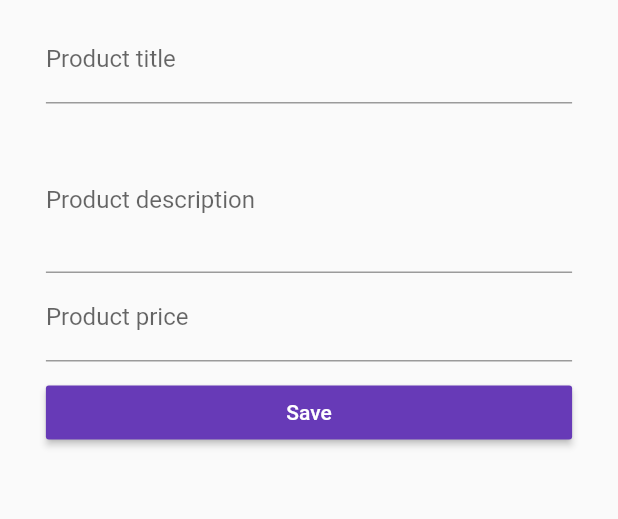
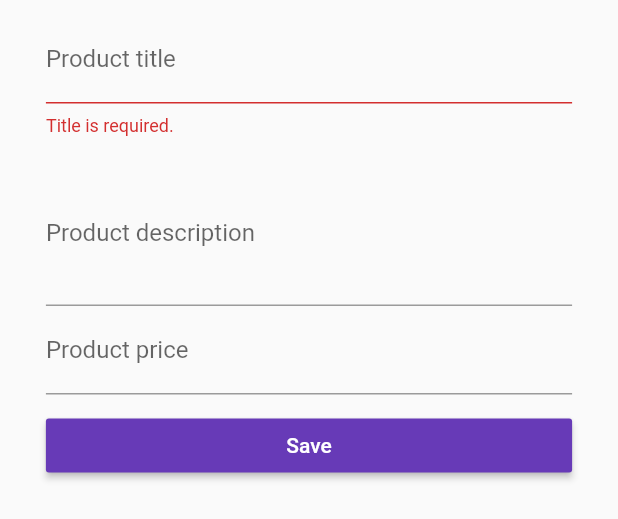
Before and after one commit to mrimran/FlutterApps, a Flutter app: the ProductCreatePage widget shown alone on an empty page, opened directly with empty values, after a tap on "Save", on a phone screen of 412 x 824 dp. Shown: the top 519 px of the screen. Run offline on Flutter 3.47's test engine with Material 2 defaults, Android fonts, the phone set to English and light mode, and no system bars.

Commit message:
Added validation in product create.

```diff
--- a/easy_list/lib/pages/product_create.dart
+++ b/easy_list/lib/pages/product_create.dart
@@ -17,22 +17,28 @@ class _ProductCreatePageState extends State<ProductCreatePage> {
   String titleValue = '';
   String descriptionValue = '';
   double priceValue = 0.0;
+  final GlobalKey<FormState> formKey = GlobalKey<FormState>();
 
   Widget _buildTitleTextField() {
-    return TextField(
-      onChanged: (String value) {
+    return TextFormField(
+      onSaved: (String value) {
         setState(() {
           titleValue = value;
         });
       },
       decoration: InputDecoration(labelText: 'Product title'),
+      validator: (String value) {
+        if(value.isEmpty) {
+          return 'Title is required.';
+        }
+      },
     );
   }
 
   Widget _buildDescriptionTextField() {
-    return TextField(
+    return TextFormField(
       maxLines: 3,
-      onChanged: (String desc) {
+      onSaved: (String desc) {
         descriptionValue = desc;
       },
       decoration: InputDecoration(labelText: 'Product description'),
@@ -40,9 +46,9 @@ class _ProductCreatePageState extends State<ProductCreatePage> {
   }
 
   Widget _buildPriceTextField() {
-    return TextField(
+    return TextFormField(
       keyboardType: TextInputType.number,
-      onChanged: (String price) {
+      onSaved: (String price) {
         priceValue = double.parse(price);
       },
       decoration: InputDecoration(labelText: 'Product price'),
@@ -50,6 +56,11 @@ class _ProductCreatePageState extends State<ProductCreatePage> {
   }
 
   void _submitForm() {
+    if(!formKey.currentState.validate()) {
+      return;
+    }
+
+    formKey.currentState.save();
     final Map product = {
       'title': titleValue,
       'description': descriptionValue,
@@ -69,7 +80,9 @@ class _ProductCreatePageState extends State<ProductCreatePage> {
     // TODO: implement build
     return Container(
         margin: EdgeInsets.all(10.0),
-        child: ListView(
+        child: Form(
+          key: formKey,
+            child: ListView(
           padding: EdgeInsets.symmetric(horizontal: targetPadding),
           children: <Widget>[
             _buildTitleTextField(),
@@ -86,6 +99,6 @@ class _ProductCreatePageState extends State<ProductCreatePage> {
               child: Text('Save'),
             )
           ],
-        ));
+        )));
   }
 }
```
